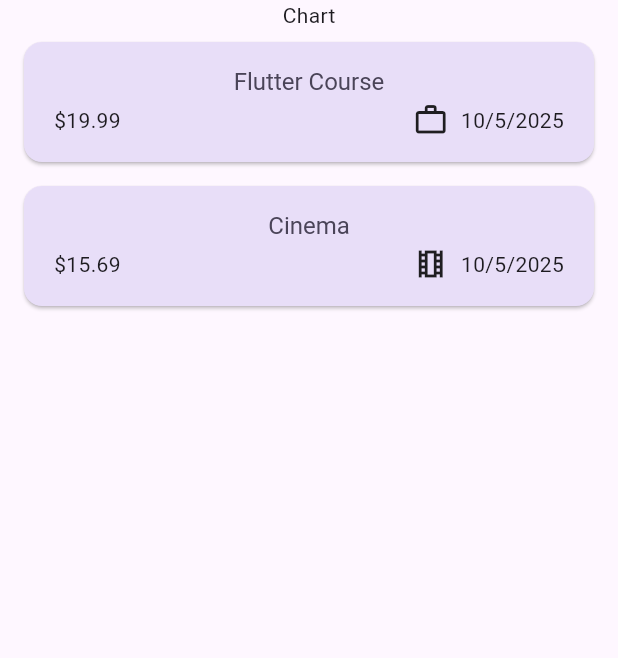
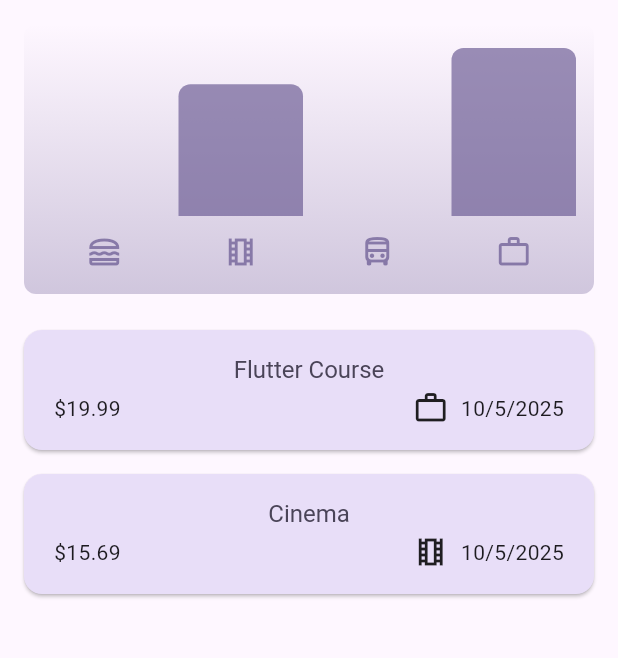
Before and after one commit to shahirahzaki/expense-tracker, a Flutter app: the screen it shows after launch, on a phone screen of 412 x 824 dp, the part 84-742 px from its top. Run offline on Flutter 3.47's test engine with Material 3 defaults, Android fonts, the phone set to English and light mode, and no system bars.

Commit message:
✨ update: expenses widget to display chart

```diff
--- a/lib/widgets/expenses.dart
+++ b/lib/widgets/expenses.dart
@@ -1,3 +1,4 @@
+import 'package:expense_tracker/widgets/chart/chart.dart';
 import 'package:expense_tracker/widgets/expenses_list/expenses_list.dart';
 import 'package:expense_tracker/models/expense.dart';
 import 'package:expense_tracker/widgets/new_expense.dart';
@@ -99,7 +100,7 @@ class _ExpensesState extends State<Expenses> {
       ),
       body: Column(
         children: [
-          Text('Chart'),
+          Chart(expenses: _registeredExpenses),
           Expanded(
             child: mainContent,
           ),
```
Also changed, not shown: 1 other file.
